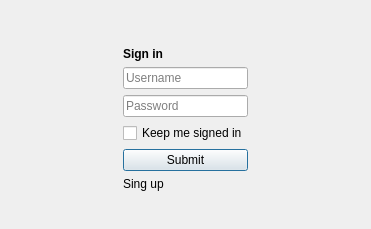
Above: training-diary/login.ui from userDymon/training-diary before the change. Below: the same form after it.
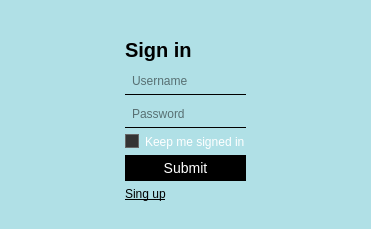
That is the form after the change.

What changed in the file:
```diff
--- a/training-diary/login.ui
+++ b/training-diary/login.ui
@@ -11,7 +11,58 @@
    </rect>
   </property>
   <property name="windowTitle">
-   <string>Dialog</string>
+   <string>Sign in</string>
+  </property>
+  <property name="styleSheet">
+   <string notr="true">QWidget {
+	border: none; 
+    background-color: PowderBlue; 
+}
+
+QLabel#signIn {
+    font-weight: bold;
+    font-size: 20px;
+    color: #000000; /* чорний колір тексту */
+}
+
+QLineEdit {
+    background: transparent; /* робимо фон прозорим */
+    border: none; /* видаляємо всі рамки */
+    border-bottom: 1px solid #000000; /* тільки нижня лінія, чорна */
+    padding: 5px;
+    color: #000000; /* чорний колір тексту */
+}
+
+QCheckBox {
+    color: white; /* Text color */
+}
+
+QCheckBox::indicator {
+    background-color: #333; /* Dark background color for the checkbox */
+    border: 1px solid #666; /* Border color for the checkbox */
+}
+
+QCheckBox::indicator:checked {
+    background-color: #00BFFF; /* Color for the checkbox when checked */
+    border: 1px solid #00BFFF; /* Border color for the checkbox when checked */
+}
+
+
+QPushButton#submitPB {
+    background-color: #000000; /* чорний фон для кнопки */
+    color: #FFFFFF; /* білий колір тексту на кнопці */
+    padding: 5px 10px;
+    font-size: 14px;
+    border: none;
+}
+
+QLabel#signUp {
+    color: black; /* бірюзовий колір тексту */
+    font-size: 12px; /* розмір шрифту */
+    text-decoration: underline; /* підкреслення тексту */
+}
+
+</string>
   </property>
   <layout class="QHBoxLayout" name="horizontalLayout">
    <item>
@@ -46,6 +97,7 @@
       <widget class="QLabel" name="signIn">
        <property name="font">
         <font>
+         <pointsize>-1</pointsize>
          <bold>true</bold>
         </font>
        </property>
```
